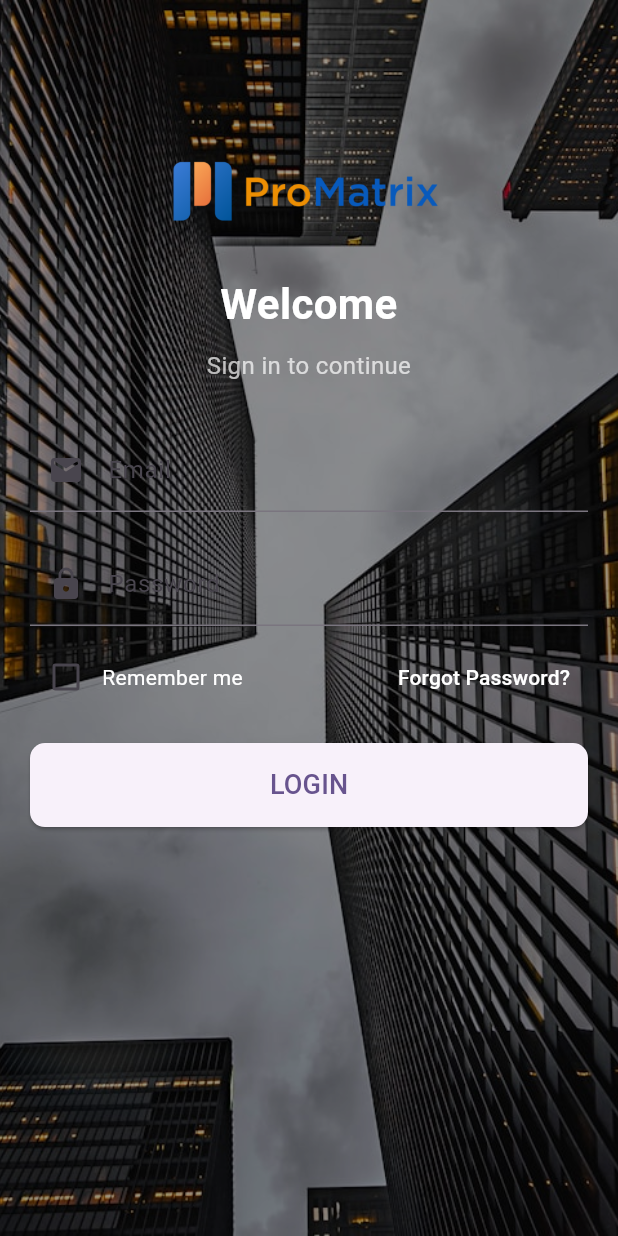
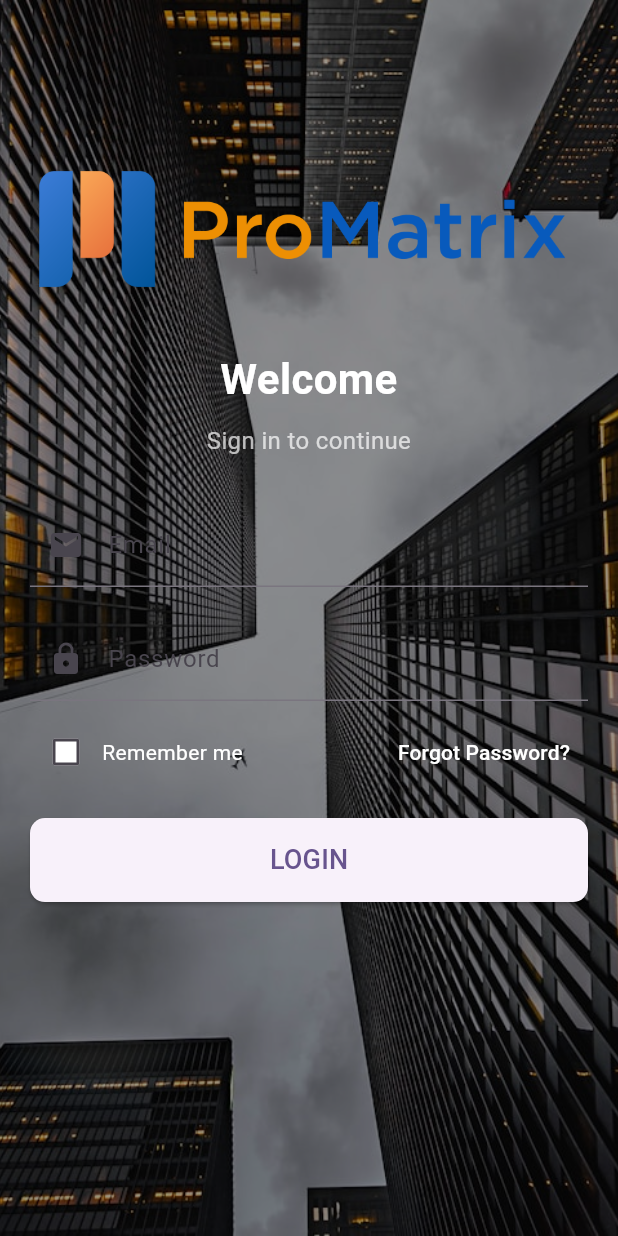
Before and after one commit to 1touchbdsoftware/rental_service_flutter_app, a Flutter app: the screen it shows after launch, on a phone screen of 412 x 824 dp. Run offline on Flutter 3.47's test engine with Material 3 defaults, Android fonts, the phone set to English and light mode, and no system bars; our stand-ins replace dartz, dio, flutter_bloc, get_it, logger, shared_preferences.

Commit message:
signin ui issue solve

```diff
--- a/lib/presentation/auth/signin.dart
+++ b/lib/presentation/auth/signin.dart
@@ -24,45 +24,41 @@ class _SignInPageState extends State<SignInPage> {
   @override
   Widget build(BuildContext context) {
     return Scaffold(
-      body: Stack(
-        children: [
-          // Full screen background image
-          Container(
-            decoration: const BoxDecoration(
+      resizeToAvoidBottomInset: false,
+      body: Container(
+        // Full screen background with image + overlay
+        width: double.infinity,
+        height: double.infinity,
+        decoration: BoxDecoration(
           image: DecorationImage(
             image: AssetImage('asset/images/building.jpg'),
             fit: BoxFit.cover,
+            colorFilter: ColorFilter.mode(
+              Colors.black.withAlpha(100), // dark overlay
+              BlendMode.darken,
             ),
           ),
         ),
-          // Dark overlay
-          Container(
-            color: Colors.black.withAlpha(100),
-          ),
-          // Content
-          SingleChildScrollView(
+        child: SingleChildScrollView(
           padding: const EdgeInsets.all(20),
           child: Form(
             key: _formKey,
             child: Column(
-                mainAxisAlignment: MainAxisAlignment.center,
               crossAxisAlignment: CrossAxisAlignment.stretch,
               children: [
                 SizedBox(height: MediaQuery.of(context).size.height * 0.1),
                 // Logo
                 Container(
-                     height: 50, // set your desired height
-                     width: 50,
+                  height: 100,
+                  width: 100,
                   decoration: const BoxDecoration(
                     image: DecorationImage(
                       image: AssetImage('asset/images/pro_matrix_logo.png'),
-                        fit: BoxFit.contain
-
+                      fit: BoxFit.contain,
                     ),
                   ),
                 ),
                 const SizedBox(height: 30),
-                  // Title
                 const Text(
                   'Welcome',
                   style: TextStyle(
@@ -130,14 +126,7 @@ class _SignInPageState extends State<SignInPage> {
                               _rememberMe = value!;
                             });
                           },
-                            fillColor: WidgetStateProperty.resolveWith<Color>(
-                                  (Set<WidgetState> states) {
-                                if (states.contains(WidgetState.selected)) {
-                                  return Colors.white;
-                                }
-                                return Colors.transparent;
-                              },
-                            ),
+                          fillColor: WidgetStateProperty.all(Colors.white),
                           checkColor: Colors.blue,
                         ),
                         const Text(
@@ -158,11 +147,9 @@ class _SignInPageState extends State<SignInPage> {
                   ],
                 ),
                 const SizedBox(height: 20),
-                  // Login button
                 ElevatedButton(
                   onPressed: () {
                     if (_formKey.currentState!.validate()) {
-                        // Handle login logic here
                       ScaffoldMessenger.of(context).showSnackBar(
                         const SnackBar(
                           content: Text('Processing Login'),
@@ -182,17 +169,12 @@ class _SignInPageState extends State<SignInPage> {
                   ),
                 ),
                 const SizedBox(height: 30),
-                  // Divider
-
-
-                  // Sign up option
-
               ],
             ),
           ),
         ),
-        ],
       ),
     );
   }
+
 }
```
Lines whose indentation alone changed are shown as unchanged.
